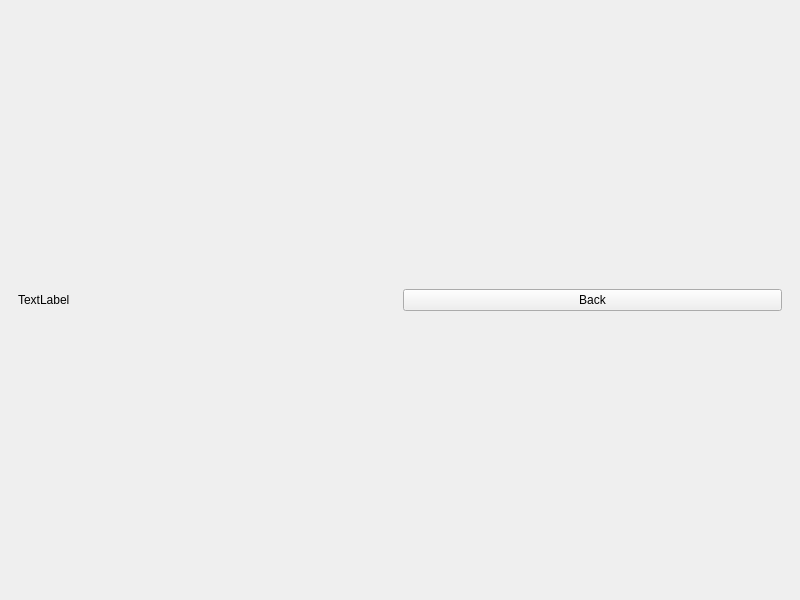
Before: the Qt Designer form COMP-3007-Term-Project/mainwindow.ui in AndreaOfTheEast/COMP-3007-Term-Project, drawn with Qt 5.
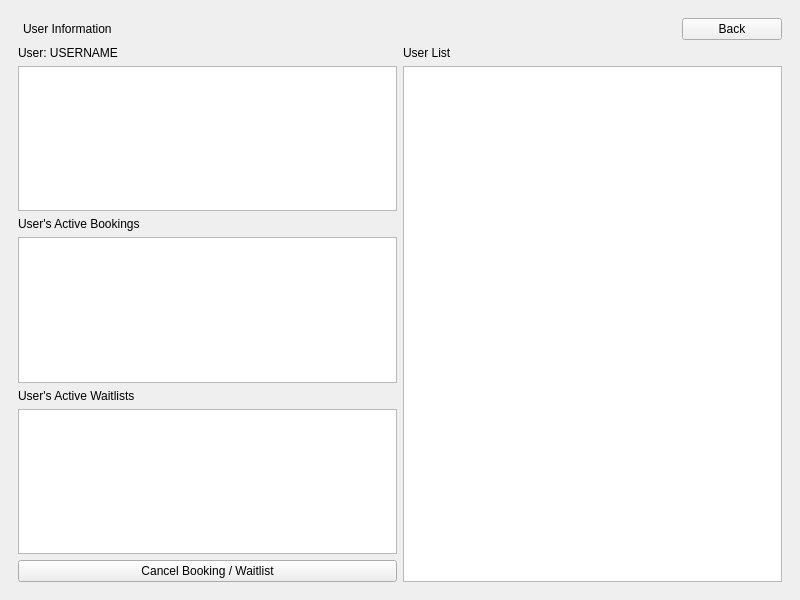
After: the same form once the commit is applied. The open tabs and pages were chosen to show the change.

Commit message:
feat/refactor: booking and waitlist
- Created a separate function for booking cancellation
- Created a 'is_user_booked' function
- Created a message box for cancellation failure
- Modified displayed information for different user types
- Modified booking and waitlist logic; adding the number of vendors
  booked
- Added a new page for operator, page to book on behalf of users

The edit to the form file:
```diff
--- a/COMP-3007-Term-Project/mainwindow.ui
+++ b/COMP-3007-Term-Project/mainwindow.ui
@@ -195,14 +195,41 @@
         <item>
          <layout class="QHBoxLayout" name="horizontalLayout_5">
           <item>
-           <widget class="QLabel" name="label_9">
+           <widget class="QLabel" name="user_information_label">
+            <property name="maximumSize">
+             <size>
+              <width>16777215</width>
+              <height>25</height>
+             </size>
+            </property>
+            <property name="lineWidth">
+             <number>0</number>
+            </property>
             <property name="text">
-             <string>TextLabel</string>
+             <string>User Information</string>
+            </property>
+            <property name="margin">
+             <number>3</number>
+            </property>
+            <property name="indent">
+             <number>5</number>
             </property>
            </widget>
           </item>
           <item>
-           <widget class="QPushButton" name="pushButton">
+           <widget class="QPushButton" name="back_button">
+            <property name="sizePolicy">
+             <sizepolicy hsizetype="Minimum" vsizetype="Fixed">
+              <horstretch>0</horstretch>
+              <verstretch>0</verstretch>
+             </sizepolicy>
+            </property>
+            <property name="maximumSize">
+             <size>
+              <width>100</width>
+              <height>25</height>
+             </size>
+            </property>
             <property name="text">
              <string>Back</string>
             </property>
@@ -211,9 +238,61 @@
          </layout>
         </item>
         <item>
-         <layout class="QVBoxLayout" name="verticalLayout_14">
+         <layout class="QHBoxLayout" name="horizontalLayout_9">
           <item>
-           <layout class="QVBoxLayout" name="verticalLayout_15"/>
+           <layout class="QVBoxLayout" name="verticalLayout_12">
+            <item>
+             <widget class="QLabel" name="user_display">
+              <property name="text">
+               <string>User: USERNAME</string>
+              </property>
+             </widget>
+            </item>
+            <item>
+             <widget class="QListWidget" name="user_information_view"/>
+            </item>
+            <item>
+             <widget class="QLabel" name="user_booking_label">
+              <property name="text">
+               <string>User's Active Bookings</string>
+              </property>
+             </widget>
+            </item>
+            <item>
+             <widget class="QListView" name="user_booking_list"/>
+            </item>
+            <item>
+             <widget class="QLabel" name="user_waitlist_label">
+              <property name="text">
+               <string>User's Active Waitlists</string>
+              </property>
+             </widget>
+            </item>
+            <item>
+             <widget class="QListView" name="user_waitlist_list"/>
+            </item>
+            <item>
+             <widget class="QPushButton" name="action_button">
+              <property name="text">
+               <string>Cancel Booking / Waitlist</string>
+              </property>
+             </widget>
+            </item>
+           </layout>
+          </item>
+          <item>
+           <layout class="QVBoxLayout" name="verticalLayout_11">
+            <item>
+             <widget class="QLabel" name="user_list_label">
+              <property name="text">
+               <string>User List</string>
+              </property>
+             </widget>
+            </item>
+            <item>
+             <widget class="QListView" name="user_list_view"/>
+            </item>
+           </layout>
           </item>
          </layout>
         </item>
```
Left out of the diff: 4 changed lines with no effect on the pictures. The commit also changes 4 other files.
